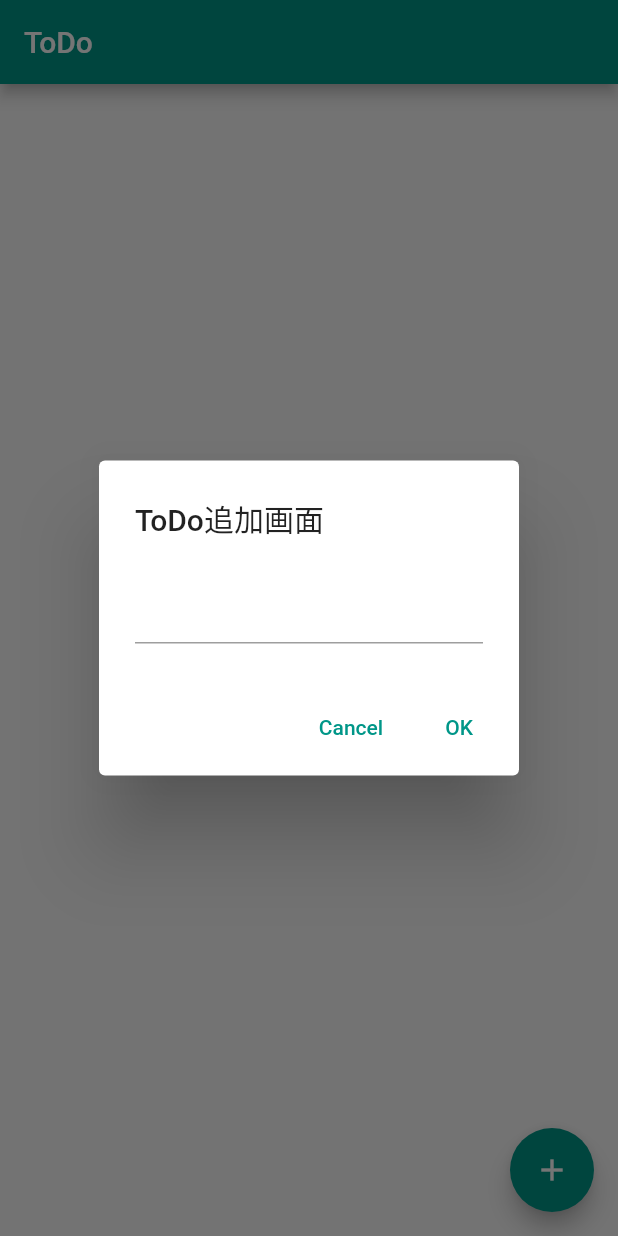
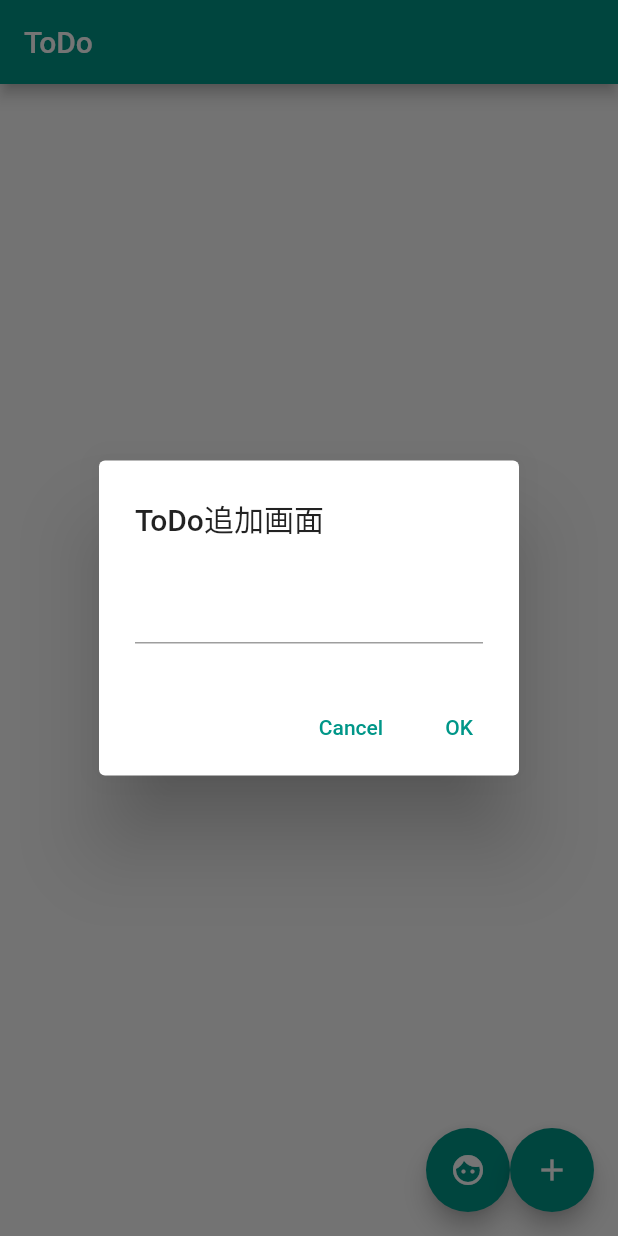
Before and after one commit to yamafuji03/Simple_Todo_with_statefull, a Flutter app: the Todo screen opened directly with empty values, after a tap on the "add" icon, on a phone screen of 412 x 824 dp. Run offline on Flutter 3.47's test engine with Material 2 defaults, Android fonts, the phone set to English and light mode, and no system bars; our stand-ins replace cloud_firestore, firebase_auth, firebase_core; accounts and stored records are empty.

Commit message:
アーカイブに入れる途中まで実装

```diff
--- a/lib/todo.dart
+++ b/lib/todo.dart
@@ -1,3 +1,5 @@
+// import 'dart:html';
+
 import 'package:cloud_firestore/cloud_firestore.dart';
 import 'package:firebase_core/firebase_core.dart';
 import 'package:flutter/material.dart';
@@ -30,7 +32,14 @@ class _TodoState extends State<Todo> {
             ),
             // 三項演算子で、もしデータがあるなら、listview,ないならローディング中のクルクル表示
             body: buildBody(context, snapshot),
-            floatingActionButton: FloatingActionButton(
+            floatingActionButton: Row(
+              mainAxisAlignment: MainAxisAlignment.end,
+              children: [
+                FloatingActionButton(
+                  onPressed: () {},
+                  child: Icon(Icons.face),
+                ),
+                FloatingActionButton(
                   onPressed: () {
                     showDialog(
                         // おまじない
@@ -78,6 +87,8 @@ class _TodoState extends State<Todo> {
                         });
                   },
                   child: Icon(Icons.add),
+                ),
+              ],
             ),
           );
         });
@@ -172,16 +183,19 @@ class _TodoState extends State<Todo> {
                 'isCompleted': true,
               });
 
-// // forでorderを再並べ替えをする
-// //
-//  unCompletedLists = db.collection(widget.user.email!).where('isCompleted', isEqualTo: false).snapshots();
-// for (int i=0; i =< is isCompletedのfalseの最大値 ;  ){
-//   db
-//                   .collection(widget.user.email!)
-//                   .doc(snapshot.data!.docs[i])
-//                   .update({
-//                 'order': i,
-//  } );}
+// アーカイブに入れたときにorderを整えるため、forでorderを再並べ替えをする
+              final unCompletedLists = db
+                  .collection(widget.user.email!)
+                  .where('isCompleted', isEqualTo: false)
+                  .snapshots();
+
+              List<QueryDocumentSnapshot<Object?>> doc = snapshot.data!.docs;
+              int docCount = snapshot.data!.docs.length;
+              for (int i = 0; i <= docCount; i = i + 1) {
+                db.collection(widget.user.email!).doc(doc[index]).update({
+                  'order': i,
+                });
+              }
             }
           },
           child: ListTile(
```
Lines whose indentation alone changed are shown as unchanged.
